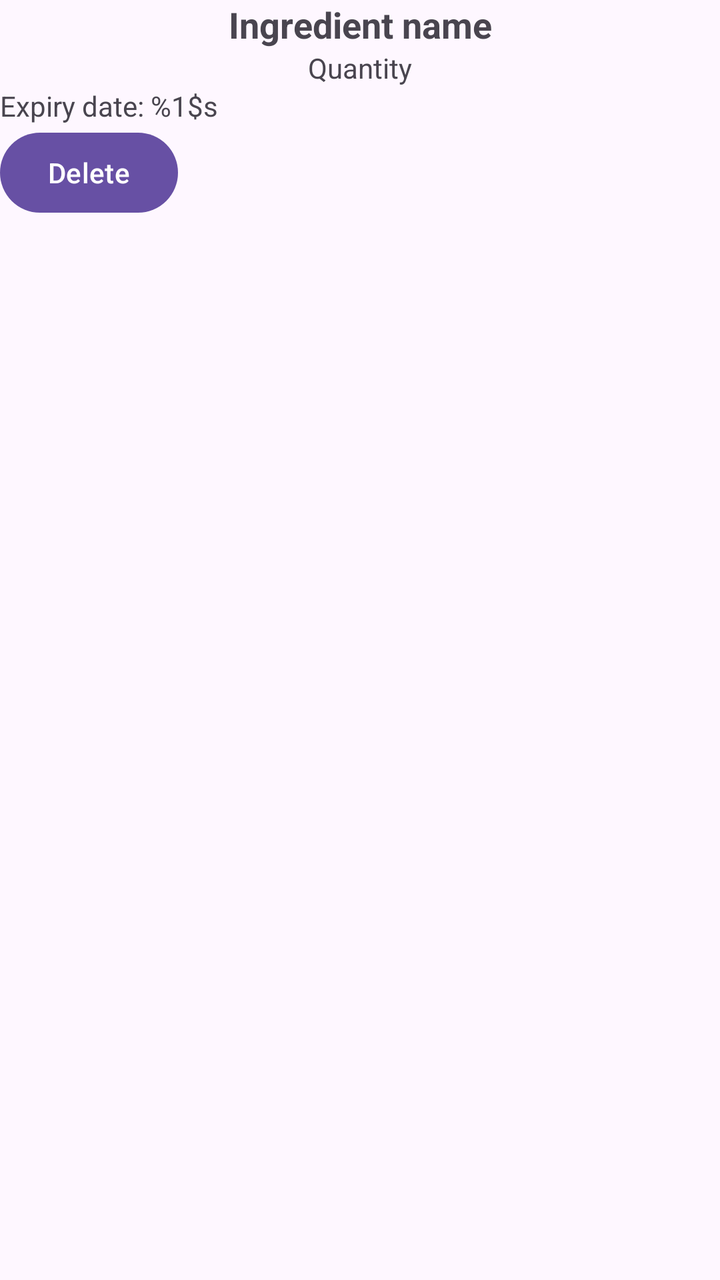
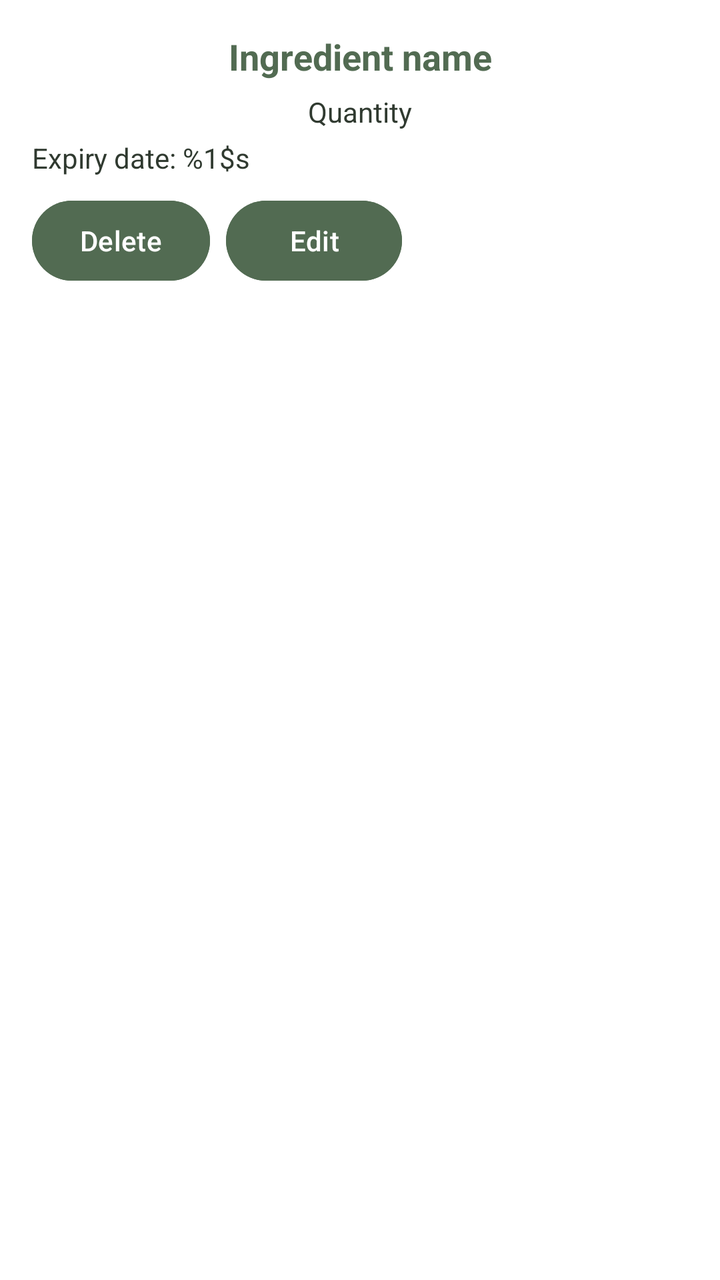

Two renders of the same Android screen: before a commit and after it. Below are the layout's source before the change and the commit's diff.
<!-- AndroidManifest.xml: application theme Theme.SmartPantryManager -->
<!-- res/layout/ingredient_item.xml -->
<?xml version="1.0" encoding="utf-8"?>
<androidx.constraintlayout.widget.ConstraintLayout xmlns:android="http://schemas.android.com/apk/res/android"
    android:layout_width="match_parent"
    android:layout_height="match_parent"
    xmlns:app="http://schemas.android.com/apk/res-auto">

    <TextView
        android:id="@+id/itemIngredientName"
        android:layout_height="wrap_content"
        android:layout_width="wrap_content"
        android:text="@string/ingredient_name_hint"
        android:textSize="18sp"
        android:textStyle="bold"
        app:layout_constraintStart_toStartOf="parent"
        app:layout_constraintEnd_toEndOf="parent"
        app:layout_constraintTop_toTopOf="parent"
        />

    <TextView
        android:id="@+id/itemingredientQuantity"
        android:layout_height="wrap_content"
        android:layout_width="wrap_content"
        android:text="@string/quantity_label"
        app:layout_constraintStart_toStartOf="parent"
        app:layout_constraintEnd_toEndOf="parent"
        app:layout_constraintTop_toBottomOf="@id/itemIngredientName"
        />

    <TextView
        android:id="@+id/itemingredientExpiryy"
        android:layout_height="wrap_content"
        android:layout_width="wrap_content"
        android:text="@string/expiry_date"
        app:layout_constraintStart_toStartOf="parent"
        app:layout_constraintTop_toBottomOf="@id/itemingredientQuantity"
        />

    <Button
        android:id="@+id/deleteingredientButton"
        android:layout_height="wrap_content"
        android:layout_width="wrap_content"
        android:text="@string/delete_button"
        app:layout_constraintStart_toStartOf="parent"
        app:layout_constraintTop_toBottomOf="@id/itemingredientExpiryy"
        />


</androidx.constraintlayout.widget.ConstraintLayout>
<!-- resources referenced by this layout -->
<resources>
  <string name="delete_button">Delete</string>
  <string name="expiry_date">Expiry date: %1$s</string>
  <string name="ingredient_name_hint">Ingredient name</string>
  <string name="quantity_label">Quantity</string>
  <style name="Theme.SmartPantryManager" parent="Base.Theme.SmartPantryManager" />
  <style name="Base.Theme.SmartPantryManager" parent="Theme.Material3.DayNight.NoActionBar">
          
          
      </style>
</resources>

<!-- the commit's change to res/layout/ingredient_item.xml (unified diff, before → after) -->
@@ -1,8 +1,13 @@
 <?xml version="1.0" encoding="utf-8"?>
 <androidx.constraintlayout.widget.ConstraintLayout xmlns:android="http://schemas.android.com/apk/res/android"
+    xmlns:tools="http://schemas.android.com/tools"
     android:layout_width="match_parent"
-    android:layout_height="match_parent"
-    xmlns:app="http://schemas.android.com/apk/res-auto">
+    android:layout_height="wrap_content"
+    android:background="@color/card_white"
+    android:padding="16dp"
+    android:layout_margin="8dp"
+    xmlns:app="http://schemas.android.com/apk/res-auto"
+    tools:ignore="ExtraText">
 
     <TextView
         android:id="@+id/itemIngredientName"
@@ -11,6 +16,7 @@
         android:text="@string/ingredient_name_hint"
         android:textSize="18sp"
         android:textStyle="bold"
+        android:textColor="@color/dark_sage"
         app:layout_constraintStart_toStartOf="parent"
         app:layout_constraintEnd_toEndOf="parent"
         app:layout_constraintTop_toTopOf="parent"
@@ -21,6 +27,9 @@
         android:layout_height="wrap_content"
         android:layout_width="wrap_content"
         android:text="@string/quantity_label"
+        android:textColor="@color/dark_text"
+        android:textSize="14sp"
+        android:layout_marginTop="6dp"
         app:layout_constraintStart_toStartOf="parent"
         app:layout_constraintEnd_toEndOf="parent"
         app:layout_constraintTop_toBottomOf="@id/itemIngredientName"
@@ -31,6 +40,9 @@
         android:layout_height="wrap_content"
         android:layout_width="wrap_content"
         android:text="@string/expiry_date"
+        android:textColor="@color/dark_text"
+        android:textSize="14sp"
+        android:layout_marginTop="4dp"
         app:layout_constraintStart_toStartOf="parent"
         app:layout_constraintTop_toBottomOf="@id/itemingredientQuantity"
         />
@@ -40,9 +52,25 @@
         android:layout_height="wrap_content"
         android:layout_width="wrap_content"
         android:text="@string/delete_button"
+        android:backgroundTint="@color/dark_sage"
+        android:textColor="@color/white"
+        android:minHeight="48dp"
+        android:layout_marginTop="8dp"
         app:layout_constraintStart_toStartOf="parent"
         app:layout_constraintTop_toBottomOf="@id/itemingredientExpiryy"
         />
 
+    <Button
+        android:id="@+id/editingredientButton"
+        android:layout_width="wrap_content"
+        android:layout_height="wrap_content"
+        android:text="@string/edit_button"
+        android:backgroundTint="@color/dark_sage"
+        android:textColor="@color/white"
+        android:minHeight="48dp"
+        android:layout_marginStart="8dp"
+        android:layout_marginTop="8dp"
+        app:layout_constraintStart_toEndOf="@id/deleteingredientButton"
+        app:layout_constraintTop_toBottomOf="@id/itemingredientExpiryy" />
 
 </androidx.constraintlayout.widget.ConstraintLayout>
<!-- resource entries referenced after the edit -->
@@ -1,6 +1,11 @@
 <!-- resources referenced by this layout -->
 <resources>
+  <color name="card_white">#FFFFFFFF</color>
+  <color name="dark_sage">#526B52</color>
+  <color name="dark_text">#303A30</color>
+  <color name="white">#FFFFFFFF</color>
   <string name="delete_button">Delete</string>
+  <string name="edit_button">Edit</string>
   <string name="expiry_date">Expiry date: %1$s</string>
   <string name="ingredient_name_hint">Ingredient name</string>
   <string name="quantity_label">Quantity</string>
@@ -8,6 +13,19 @@
   <style name="Base.Theme.SmartPantryManager" parent="Theme.Material3.DayNight.NoActionBar">
           
           
+          <item name="colorPrimary">@color/sage_green</item>
+          <item name="colorOnPrimary">@color/white</item>
+          <item name="colorSecondary">@color/dark_sage</item>
+          <item name="colorOnSecondary">@color/white</item>
+          <item name="android:colorBackground">@color/cream</item>
+          <item name="colorSurface">@color/cream</item>
+          <item name="colorOnSurface">@color/dark_text</item>
+          <item name="android:statusBarColor">@color/cream</item>
+          <item name="android:navigationBarColor">@color/cream</item>
+          <item name="android:windowLightStatusBar">true</item>
+          <item name="android:windowLightNavigationBar">true</item>
       </style>
+  <color name="sage_green">#879B83</color>
+  <color name="cream">#FFF9EF</color>
 </resources>
 
